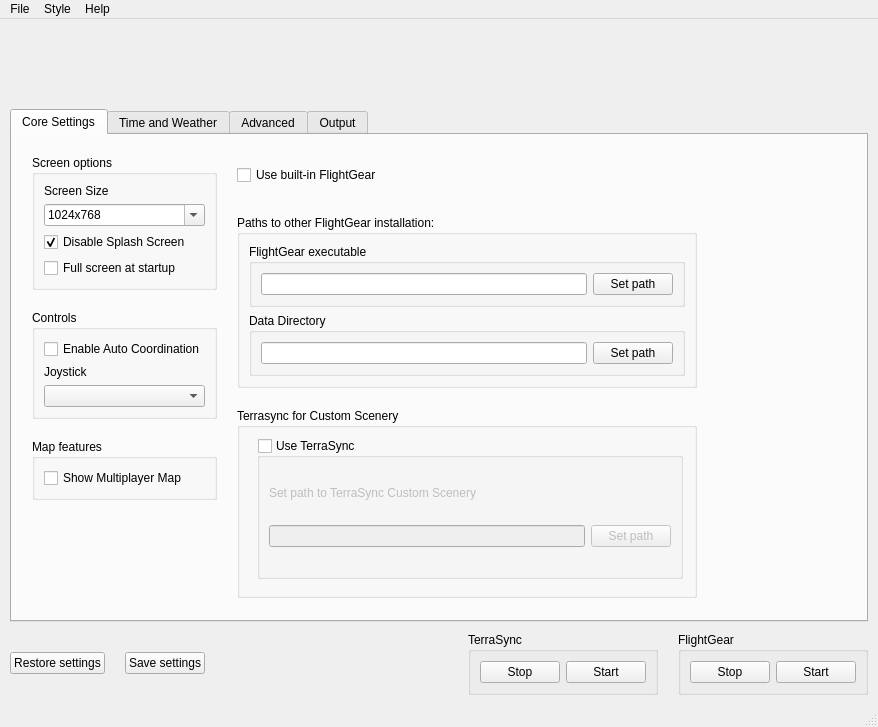
First picture: the form in src/fgx.ui, repository fgx/fgx, before the edit.
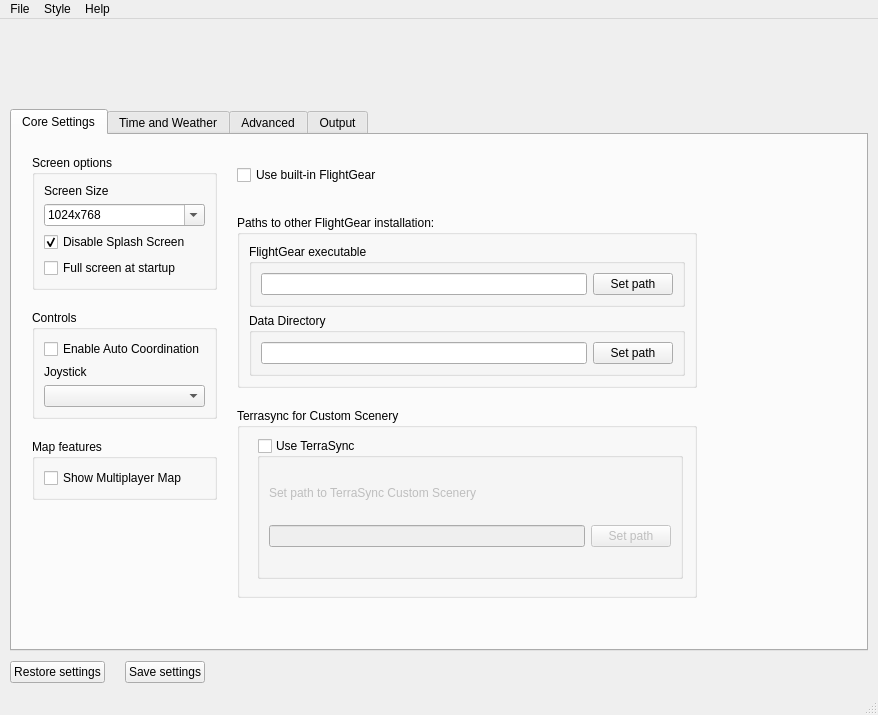
Second picture: the form after the edit. Icons and pictures are not drawn.

The edit to the form file:
```diff
--- a/src/fgx.ui
+++ b/src/fgx.ui
@@ -7,7 +7,7 @@
     <x>0</x>
     <y>0</y>
     <width>878</width>
-    <height>685</height>
+    <height>715</height>
    </rect>
   </property>
   <property name="windowTitle">
@@ -892,68 +892,6 @@
           </property>
          </spacer>
         </item>
-        <item>
-         <widget class="QGroupBox" name="groupBox_2">
-          <property name="title">
-           <string>TerraSync</string>
-          </property>
-          <layout class="QHBoxLayout" name="horizontalLayout_9">
-           <item>
-            <widget class="QPushButton" name="buttonStopTerraSync">
-             <property name="text">
-              <string>Stop</string>
-             </property>
-             <property name="icon">
-              <iconset resource="resources/icons.qrc">
-               <normaloff>:/icon/stop_disabled</normaloff>:/icon/stop_disabled</iconset>
-             </property>
-            </widget>
-           </item>
-           <item>
-            <widget class="QPushButton" name="buttonStartTerraSync">
-             <property name="text">
-              <string>Start</string>
-             </property>
-             <property name="icon">
-              <iconset resource="resources/icons.qrc">
-               <normaloff>:/icon/start_enabled</normaloff>:/icon/start_enabled</iconset>
-             </property>
-            </widget>
-           </item>
-          </layout>
-         </widget>
-        </item>
-        <item>
-         <widget class="QGroupBox" name="groupBoxFgControls">
-          <property name="title">
-           <string>FlightGear</string>
-          </property>
-          <layout class="QHBoxLayout" name="horizontalLayout_8">
-           <item>
-            <widget class="QPushButton" name="buttonStopFg">
-             <property name="text">
-              <string>Stop</string>
-             </property>
-             <property name="icon">
-              <iconset resource="resources/icons.qrc">
-               <normaloff>:/icon/stop_disabled</normaloff>:/icon/stop_disabled</iconset>
-             </property>
-            </widget>
-           </item>
-           <item>
-            <widget class="QPushButton" name="buttonStartFg">
-             <property name="text">
-              <string>Start</string>
-             </property>
-             <property name="icon">
-              <iconset resource="resources/icons.qrc">
-               <normaloff>:/icon/start_enabled</normaloff>:/icon/start_enabled</iconset>
-             </property>
-            </widget>
-           </item>
-          </layout>
-         </widget>
-        </item>
        </layout>
       </item>
      </layout>
```
